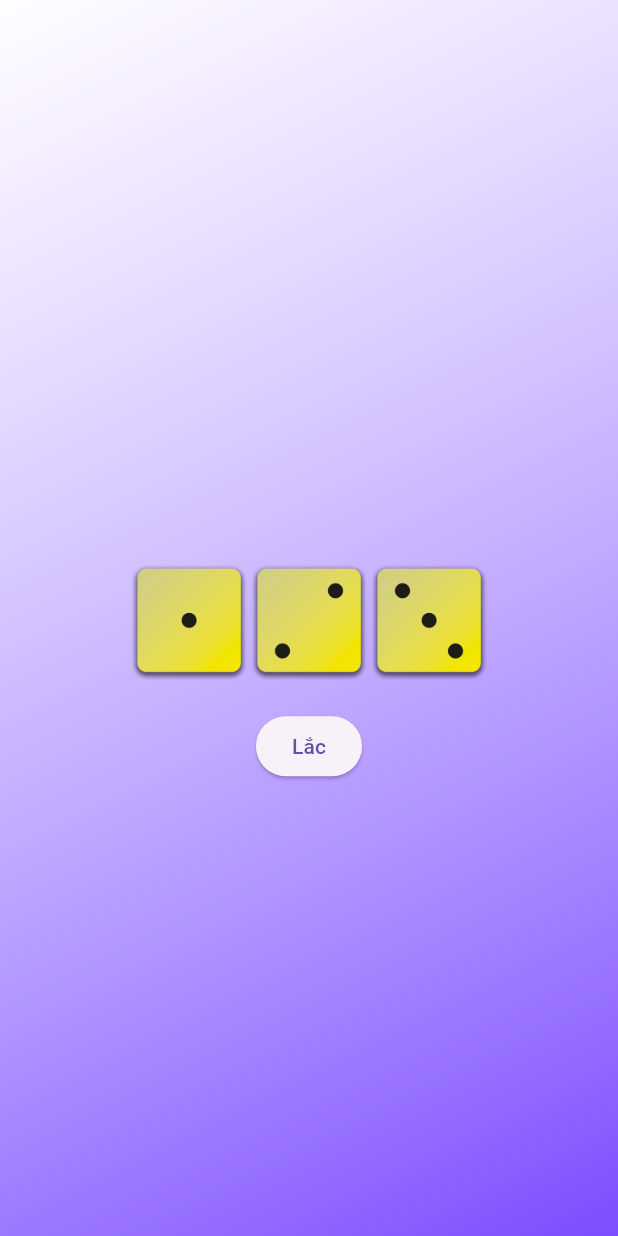
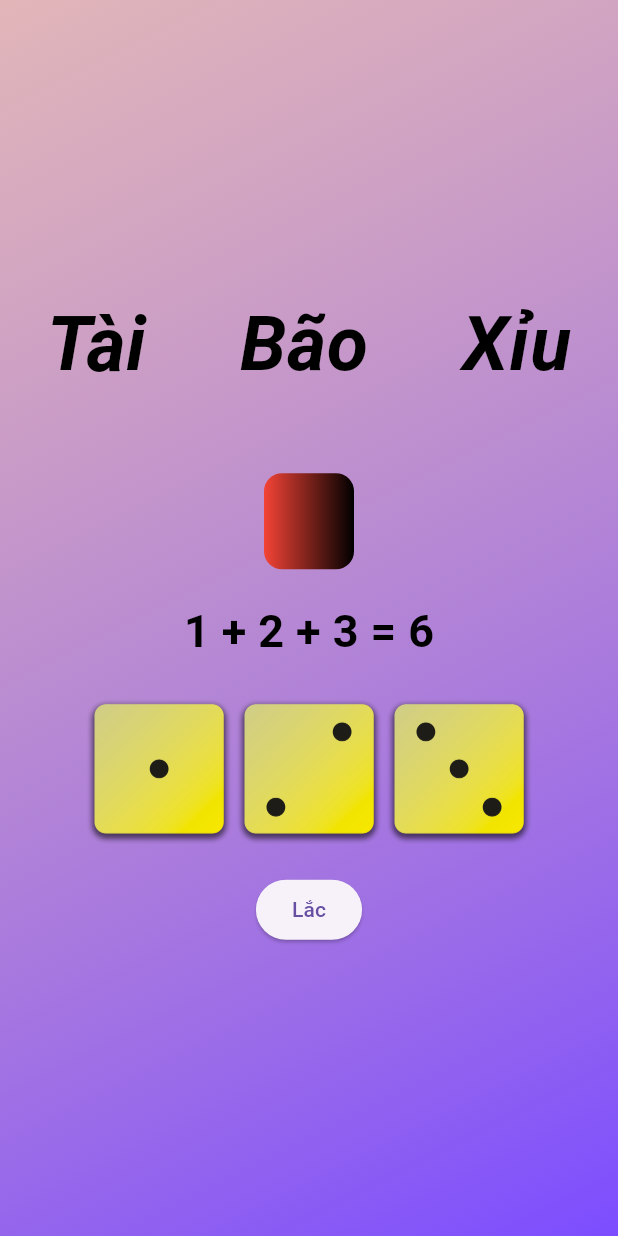
Before and after one commit to Nhianh1909/tai_xiu_app, a Flutter app: the screen it shows after launch, on a phone screen of 412 x 824 dp. Run offline on Flutter 3.47's test engine with Material 3 defaults, Android fonts, the phone set to English and light mode, and no system bars.

Commit message:
seperate widget is a private file and summary code line

```diff
--- a/lib/background.dart
+++ b/lib/background.dart
@@ -10,7 +10,7 @@ class Background extends StatelessWidget {
         gradient: LinearGradient(
           begin: Alignment.topLeft,
           end: Alignment.bottomRight,
-          colors: [Colors.white70, Colors.deepPurpleAccent],
+          colors: [Color.fromARGB(179, 213, 154, 154), Colors.deepPurpleAccent],
         ),
       ),
     );
--- a/lib/homepage.dart
+++ b/lib/homepage.dart
@@ -1,7 +1,7 @@
-// homepage.dart
 import 'package:flutter/material.dart';
 import 'background.dart';
 import 'dice_logic.dart';
+import 'widgetUI.dart'; // Import file widget
 
 class HomePage extends StatefulWidget {
   const HomePage({super.key});
@@ -31,40 +31,30 @@ class _HomePageState extends State<HomePage> {
             child: Column(
               mainAxisAlignment: MainAxisAlignment.center,
               children: <Widget>[
+                // Tiêu đề "Tài - Bão - Xỉu"
                 Row(
                   mainAxisAlignment: MainAxisAlignment.spaceAround,
                   children: [
-                    Column(
-                      children: [
-                        Text(
-                          result,
-                          style: const TextStyle(
-                            fontSize: 50,
-                            fontWeight: FontWeight.bold,
-                            color: Colors.black,
-                          ),
-                        ),
-                        Row(
-                          mainAxisAlignment: MainAxisAlignment.center,
-                          children:
-                              diceValues
-                                  .map(
-                                    (e) => Image.asset(
-                                      'assets/images/dice-$e.png',
-                                      width: 80,
-                                    ),
-                                  )
-                                  .toList(),
-                        ),
-                        const SizedBox(height: 20),
-                        ElevatedButton(
-                          onPressed: rollDice,
-                          child: const Text('Lắc'),
-                        ),
-                      ],
-                    ),
+                    buildTitleText("Tài"),
+                    buildTitleText("Bão"),
+                    buildTitleText("Xỉu"),
                   ],
                 ),
+                const SizedBox(height: 50),
+                // Nút hiển thị kết quả
+                buildButton(result),
+                const SizedBox(height: 20),
+                // Hiển thị tổng điểm
+                buildSumText(diceValues),
+                const SizedBox(height: 20),
+                // Hiển thị xúc xắc
+                Row(
+                  mainAxisAlignment: MainAxisAlignment.center,
+                  children: diceValues.map((e) => buildDiceImage(e)).toList(),
+                ),
+                const SizedBox(height: 20),
+                // Nút lắc xúc xắc
+                ElevatedButton(onPressed: rollDice, child: const Text('Lắc')),
               ],
             ),
           ),
--- /dev/null
+++ b/lib/widgetUI.dart
@@ -0,0 +1,52 @@
+import 'package:flutter/material.dart';
+
+// Widget tiêu đề
+Widget buildTitleText(String text) {
+  return Text(
+    text,
+    style: const TextStyle(
+      fontSize: 50,
+      fontStyle: FontStyle.italic,
+      fontWeight: FontWeight.bold,
+      color: Colors.black,
+    ),
+  );
+}
+
+// Widget hiển thị kết quả
+Widget buildButton(String result) {
+  return Container(
+    padding: const EdgeInsets.symmetric(horizontal: 30, vertical: 12),
+    decoration: BoxDecoration(
+      gradient: const LinearGradient(colors: [Colors.red, Colors.black]),
+      borderRadius: BorderRadius.circular(12),
+    ),
+    child: Text(
+      result,
+      style: const TextStyle(
+        fontSize: 28,
+        fontWeight: FontWeight.bold,
+        fontStyle: FontStyle.italic,
+        color: Colors.pinkAccent,
+      ),
+    ),
+  );
+}
+
+// Widget hiển thị tổng điểm
+Widget buildSumText(List<int> diceValues) {
+  int sum = diceValues.reduce((a, b) => a + b);
+  return Text(
+    "${diceValues[0]} + ${diceValues[1]} + ${diceValues[2]} = $sum",
+    style: const TextStyle(
+      fontSize: 30,
+      fontWeight: FontWeight.bold,
+      color: Colors.black,
+    ),
+  );
+}
+
+// Widget hiển thị hình ảnh xúc xắc
+Widget buildDiceImage(int diceNumber) {
+  return Image.asset('assets/images/dice-$diceNumber.png', width: 100);
+}
```
